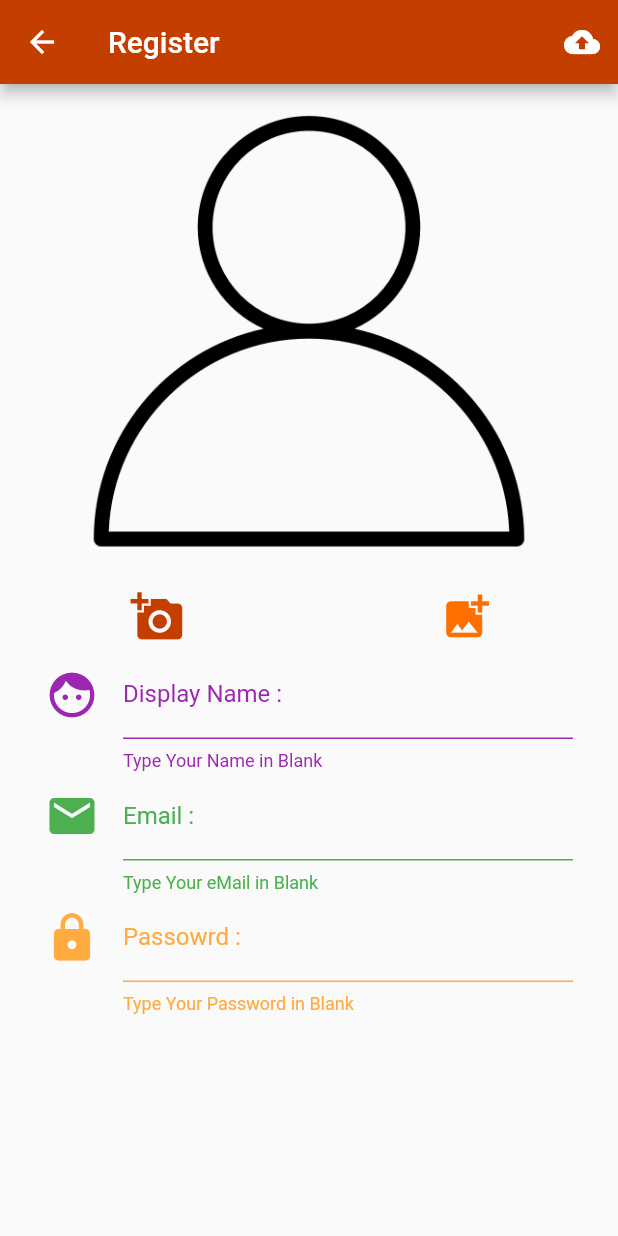
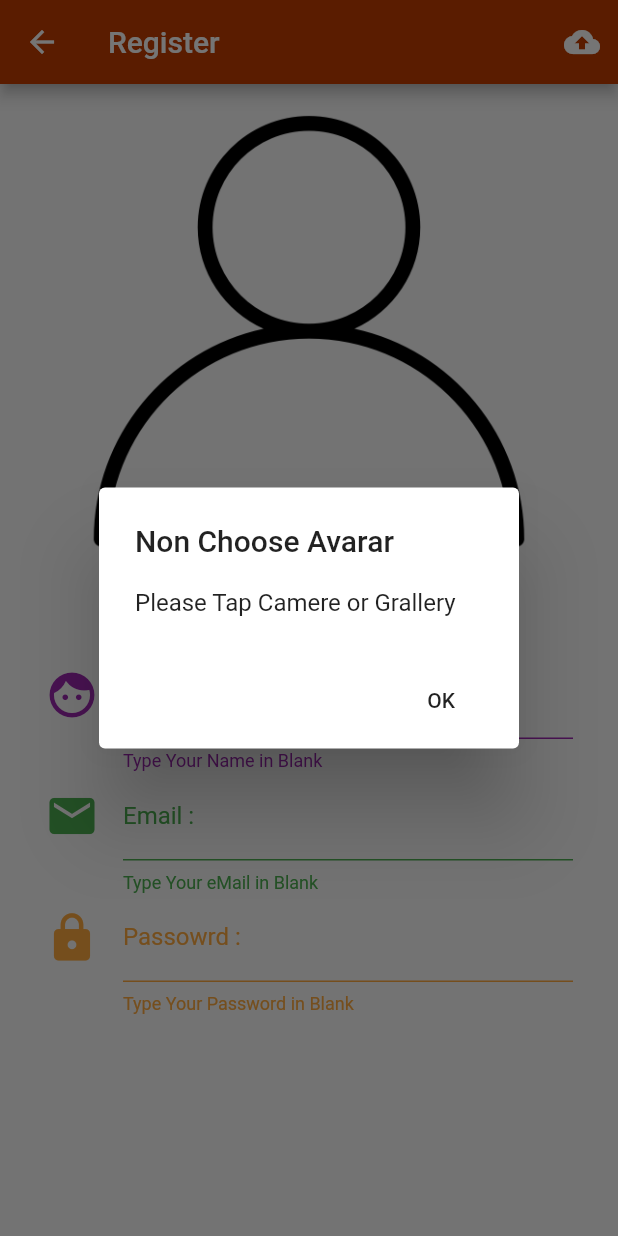
Before and after one commit to masterUNG/UngGlo, a Flutter app: the Register screen opened directly, after a tap on the "cloud upload" icon, on a phone screen of 412 x 824 dp. Run offline on Flutter 3.47's test engine with Material 2 defaults, Android fonts, the phone set to English and light mode, and no system bars; our stand-ins replace google_fonts, image_picker.

Commit message:
Value Compleate

```diff
--- /dev/null
+++ b/lib/utility/normal_dialog.dart
@@ -0,0 +1,21 @@
+import 'package:flutter/material.dart';
+
+Future<void> normalDialog(
+    BuildContext context, String title, String message) async {
+  showDialog(
+      context: context,
+      builder: (BuildContext buildContext) {
+        return AlertDialog(
+          title: Text(title),
+          content: Text(message),
+          actions: <Widget>[
+            FlatButton(
+              onPressed: () {
+                Navigator.of(context).pop();
+              },
+              child: Text('OK'),
+            ),
+          ],
+        );
+      });
+}
--- a/lib/widget/register.dart
+++ b/lib/widget/register.dart
@@ -3,22 +3,17 @@ import 'dart:io';
 import 'package:flutter/material.dart';
 import 'package:image_picker/image_picker.dart';
 import 'package:ungglo/utility/my_style.dart';
+import 'package:ungglo/utility/normal_dialog.dart';
 
 class Register extends StatefulWidget {
   @override
   _RegisterState createState() => _RegisterState();
 }
 
-
-
-
-
-
-
-
 class _RegisterState extends State<Register> {
   // Field
   File file;
+  String name, email, password;
 
   // Method
   Widget nameForm() {
@@ -26,6 +21,9 @@ class _RegisterState extends State<Register> {
     return Container(
       padding: EdgeInsets.only(left: 30.0, right: 30.0),
       child: TextField(
+        onChanged: (String string) {
+          name = string.trim();
+        },
         decoration: InputDecoration(
             enabledBorder:
                 UnderlineInputBorder(borderSide: BorderSide(color: color)),
@@ -47,6 +45,9 @@ class _RegisterState extends State<Register> {
     return Container(
       padding: EdgeInsets.only(left: 30.0, right: 30.0),
       child: TextField(
+        onChanged: (String string) {
+          email = string.trim();
+        },
         decoration: InputDecoration(
             enabledBorder:
                 UnderlineInputBorder(borderSide: BorderSide(color: color)),
@@ -68,6 +69,9 @@ class _RegisterState extends State<Register> {
     return Container(
       padding: EdgeInsets.only(left: 30.0, right: 30.0),
       child: TextField(
+        onChanged: (String string) {
+          password = string.trim();
+        },
         decoration: InputDecoration(
             enabledBorder:
                 UnderlineInputBorder(borderSide: BorderSide(color: color)),
@@ -108,7 +112,6 @@ class _RegisterState extends State<Register> {
       setState(() {
         file = object;
       });
-
     } catch (e) {}
   }
 
@@ -137,7 +140,7 @@ class _RegisterState extends State<Register> {
 
   Widget showAvatar() {
     return Container(
-      child: file == null  ? Image.asset('images/avatar.png') : Image.file(file) ,
+      child: file == null ? Image.asset('images/avatar.png') : Image.file(file),
       height: MediaQuery.of(context).size.height * 0.4,
       width: MediaQuery.of(context).size.width,
     );
@@ -147,7 +150,21 @@ class _RegisterState extends State<Register> {
     return IconButton(
       tooltip: 'Upload to Firebase',
       icon: Icon(Icons.cloud_upload),
-      onPressed: () {},
+      onPressed: () {
+        if (file == null) {
+          normalDialog(
+              context, 'Non Choose Avarar', 'Please Tap Camere or Grallery');
+        } else if (name == null ||
+            name.isEmpty ||
+            email == null ||
+            email.isEmpty ||
+            password == null ||
+            password.isEmpty) {
+          normalDialog(context, 'Have Space', 'Please Fill Every Blank');
+        } else {
+
+        }
+      },
     );
   }
 
```
